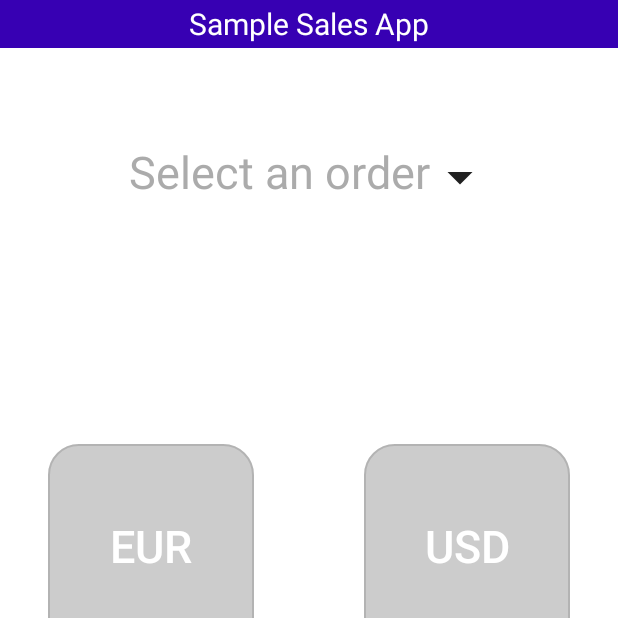
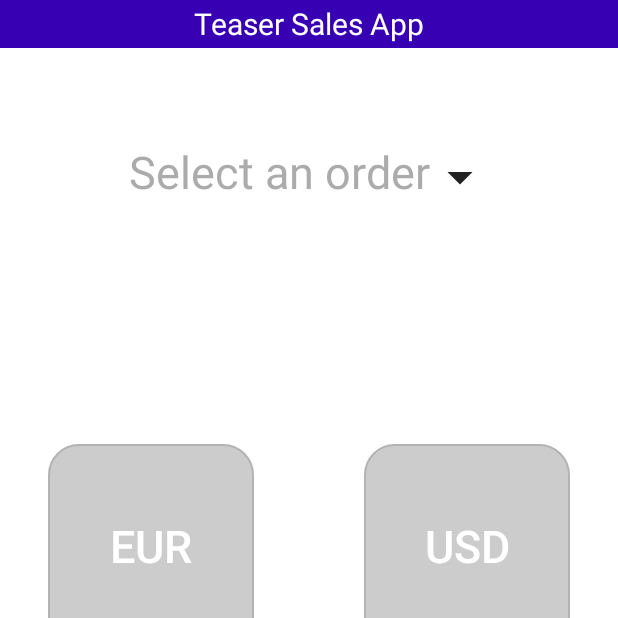
Before and after one commit to piloudu/teaser-sales-app, an Android app built with Jetpack Compose: the composable MainScreen shown on its own in the app's theme, on a phone screen of 412 x 824 dp, the top half of it. Run offline under Robolectric (Android 15) with nearby library versions, the phone set to English and light mode, and no system bars.

Commit message:
Change app name

```diff
--- a/app/src/main/java/com/example/sample_sales_app/screens/MainScreen.kt
+++ b/app/src/main/java/com/example/sample_sales_app/screens/MainScreen.kt
@@ -20,6 +20,8 @@ import androidx.compose.ui.tooling.preview.Devices
 import androidx.compose.ui.tooling.preview.Preview
 import androidx.compose.ui.unit.dp
 import androidx.compose.ui.unit.sp
+import com.example.sample_sales_app.MainActivity
+import com.example.sample_sales_app.R
 import com.example.sample_sales_app.data_model.Currency
 import com.example.sample_sales_app.data_model.Currency.*
 import com.example.sample_sales_app.get_data.TotalAmount
@@ -34,7 +36,7 @@ enum class MainScreenTags {
 }
 
 enum class MainScreenMessages(val message: String) {
-    HEADER("Sample Sales App"),
+    HEADER(MainActivity.getContext().resources.getString(R.string.app_name)),
     DROPDOWN_INITIAL("Select an order"),
     RESULT("Total amount: ")
 }
--- a/app/src/main/res/values/strings.xml
+++ b/app/src/main/res/values/strings.xml
@@ -1,3 +1,3 @@
 <resources>
-    <string name="app_name">sample-sales-app</string>
+    <string name="app_name">Teaser Sales App</string>
 </resources>
```
